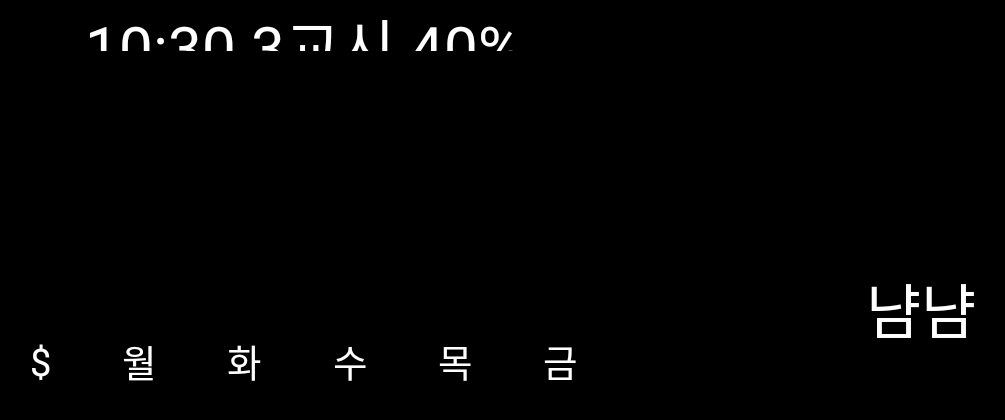
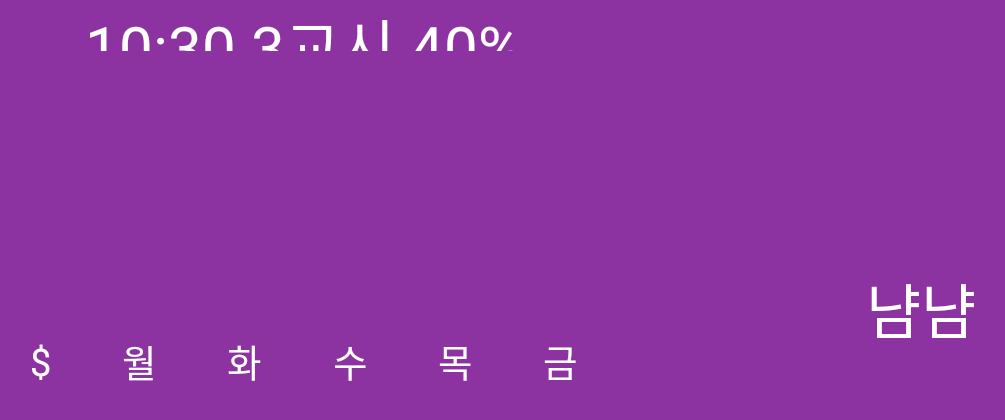
Before and after one commit to halfzerostone/matta, an Android app: the screen it shows after launch (MainActivity), on a phone screen of 824 x 412 dp (held sideways). Shown: the top 420 px of the screen, without its empty margins (6-1011 px from the left). Run offline under Robolectric (Android 15) with nearby library versions, the phone set to English and light mode, and no system bars.

Commit message:
보라색

```diff
--- a/app/src/main/res/layout/activity_main.xml
+++ b/app/src/main/res/layout/activity_main.xml
@@ -4,7 +4,7 @@
     xmlns:tools="http://schemas.android.com/tools"
     android:layout_width="match_parent"
     android:layout_height="match_parent"
-    android:background="#000000"
+    android:background="#8D32A1"
     tools:context=".MainActivity">
 
     <LinearLayout
```
